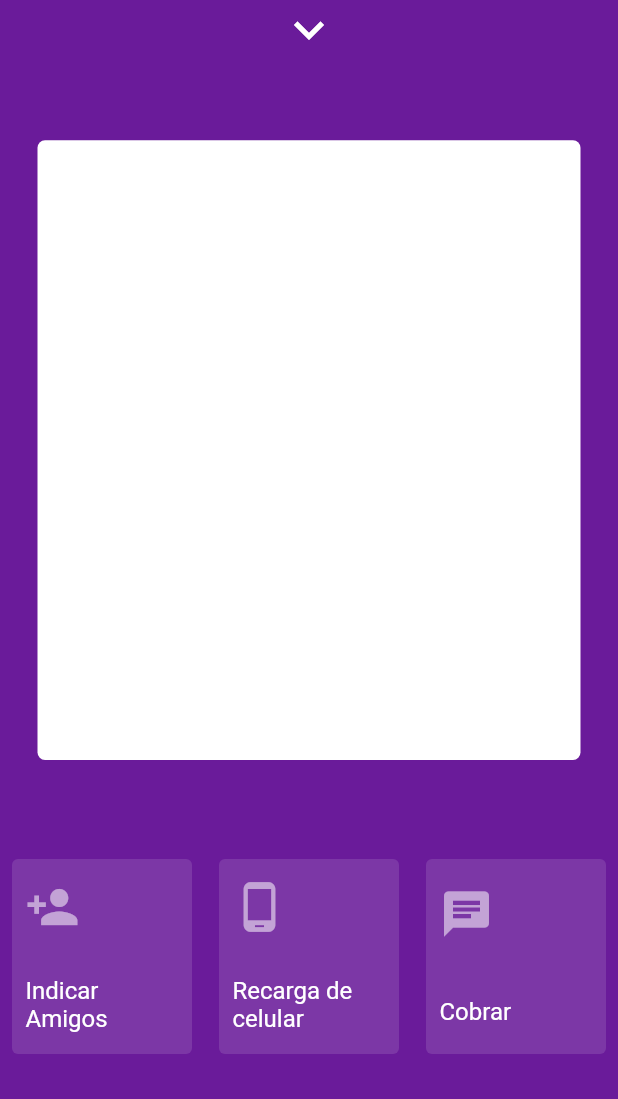
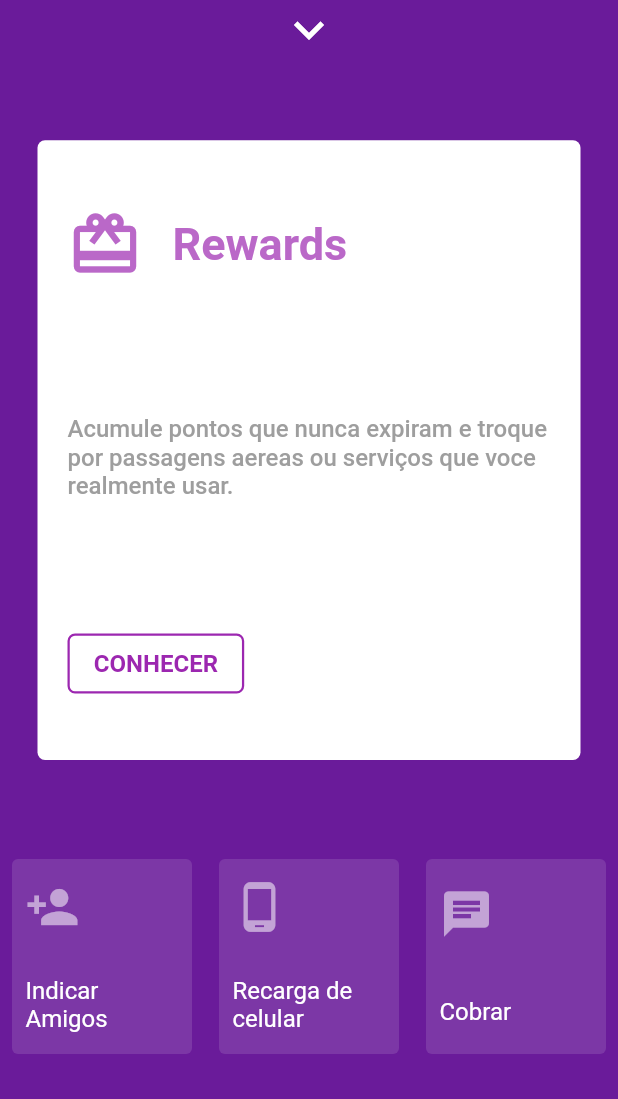
Before and after one commit to kadeguilherme/Nubank, a Flutter app: the screen it shows after launch, swiped to page 3, on a phone screen of 412 x 824 dp, the part 137-1236 px from its top. Run offline on Flutter 3.47's test engine with Material 2 defaults, Android fonts, the phone set to English and light mode, and no system bars; network calls fail.

Commit message:
Construindo o ultimo card do app

```diff
--- a/lib/widget/page_view_app.dart
+++ b/lib/widget/page_view_app.dart
@@ -1,5 +1,6 @@
 import 'package:flutter/material.dart';
 import 'package:nubank/widget/second_card.dart';
+import 'package:nubank/widget/third_card.dart';
 import 'card_app.dart';
 import 'first_card.dart';
 
@@ -36,7 +37,7 @@ class PageViewApp extends StatelessWidget {
                 children: <Widget>[
                   CardApp(child: FirstCard()),
                   CardApp(child: SecondCard()),
-                  CardApp(),
+                  CardApp(child: ThirdCard()),
                 ],
               ),
             ),
--- /dev/null
+++ b/lib/widget/third_card.dart
@@ -0,0 +1,60 @@
+import 'package:flutter/material.dart';
+
+class ThirdCard extends StatelessWidget {
+  @override
+  Widget build(BuildContext context) {
+    return Padding(
+      padding: EdgeInsets.only(left: 20),
+      child: Column(
+        crossAxisAlignment: CrossAxisAlignment.start,
+        mainAxisAlignment: MainAxisAlignment.spaceAround,
+        children: <Widget>[
+          Row(
+            children: [
+              Icon(
+                Icons.card_giftcard,
+                color: Colors.purple[300],
+                size: 50,
+              ),
+              SizedBox(width: 20),
+              Text(
+                'Rewards',
+                style: TextStyle(
+                    color: Colors.purple[300],
+                    fontSize: 30,
+                    fontWeight: FontWeight.w600),
+              ),
+            ],
+          ),
+          Text(
+            'Acumule pontos que nunca expiram e troque por passagens aereas ou serviços que voce realmente usar.',
+            style: TextStyle(
+                color: Colors.grey, fontSize: 16, fontWeight: FontWeight.w500),
+          ),
+          Container(
+            height: 40,
+            decoration: BoxDecoration(
+              border: Border.all(width: 1.5, color: Colors.purple),
+              borderRadius: BorderRadius.circular(5),
+            ),
+            child: RaisedButton(
+              shape: RoundedRectangleBorder(
+                borderRadius: BorderRadius.circular(5),
+              ),
+              color: Colors.transparent,
+              elevation: 0,
+              onPressed: () {},
+              child: Text(
+                'CONHECER',
+                style: TextStyle(
+                    color: Colors.purple,
+                    fontSize: 16,
+                    fontWeight: FontWeight.bold),
+              ),
+            ),
+          )
+        ],
+      ),
+    );
+  }
+}
```
